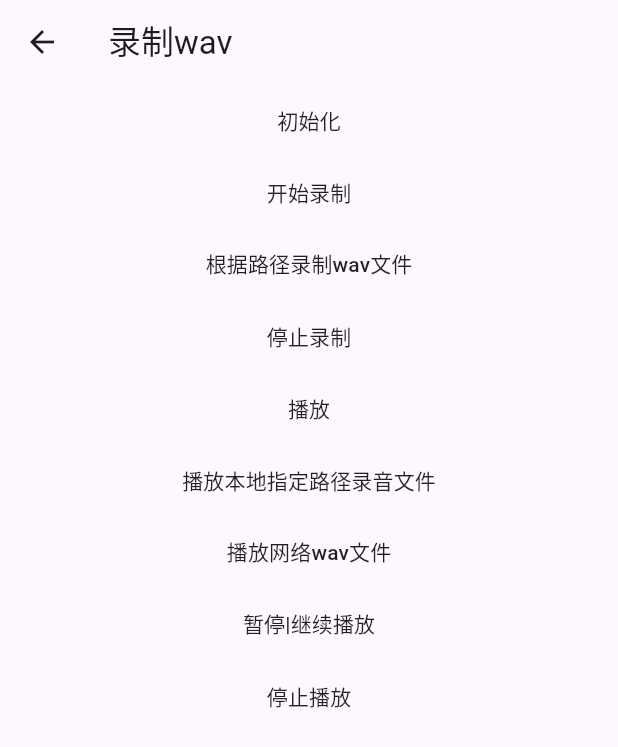
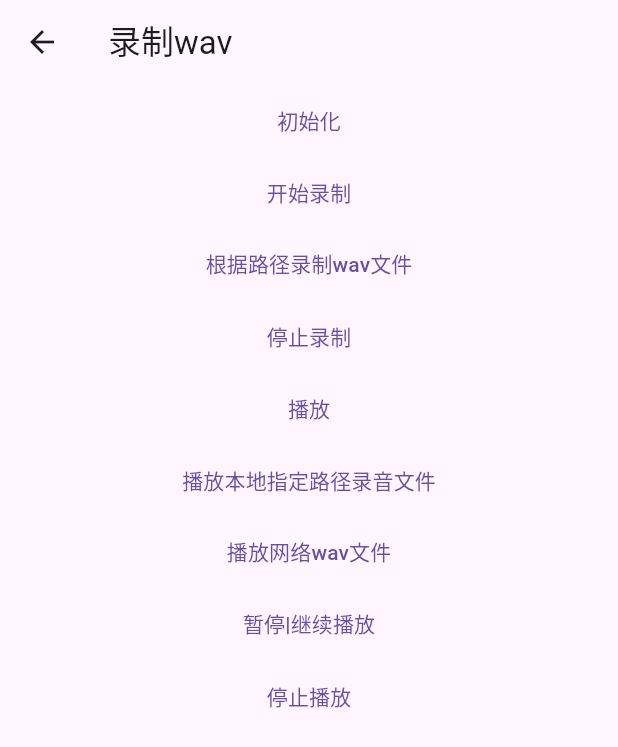
Before and after one commit to vinsonswang/flutter_plugin_record_plus, a Flutter app: the screen it shows after launch, after a tap on "进入语音录制界面", on a phone screen of 412 x 824 dp. Shown: the top 747 px of the screen. Run offline on Flutter 3.47's test engine with Material 3 defaults, Android fonts, the phone set to English and light mode, and no system bars; missing offline and left inert: flustars.

Commit message:
解决编译问题

```diff
--- a/example/lib/main.dart
+++ b/example/lib/main.dart
@@ -14,21 +14,21 @@ class MyApp extends StatelessWidget {
       theme: new ThemeData(
         primarySwatch: Colors.blue,
       ),
-      home: new MyHomePage(title: 'Flutter Demo Home Page'),
+      home: new MyHomePage(title: 'Flutter Demo Home Page', key: UniqueKey()),
       routes: {
         "RecordScreen": (BuildContext context) => new RecordScreen(),
         "RecordMp3Screen": (BuildContext context) => new RecordMp3Screen(),
         "WeChatRecordScreen": (BuildContext context) =>
             new WeChatRecordScreen(),
         "PathProviderScreen": (BuildContext context) =>
-            new PathProviderScreen(),
+            new PathProviderScreen(key: UniqueKey()),
       },
     );
   }
 }
 
 class MyHomePage extends StatefulWidget {
-  MyHomePage({Key key, this.title}) : super(key: key);
+  MyHomePage({required Key key, required this.title}) : super(key: key);
   final String title;
 
   @override
@@ -51,22 +51,22 @@ class _MyHomePageState extends State<MyHomePage> {
         child: new Column(
           mainAxisSize: MainAxisSize.min,
           children: <Widget>[
-            new FlatButton(
+            new TextButton(
                 onPressed: () {
                   Navigator.pushNamed<dynamic>(context, "RecordScreen");
                 },
                 child: new Text("进入语音录制界面")),
-            new FlatButton(
+            new TextButton(
                 onPressed: () {
                   Navigator.pushNamed<dynamic>(context, "RecordMp3Screen");
                 },
                 child: new Text("进入录制mp3模式")),
-            new FlatButton(
+            new TextButton(
                 onPressed: () {
                   Navigator.pushNamed<dynamic>(context, "WeChatRecordScreen");
                 },
                 child: new Text("进入仿微信录制界面")),
-            new FlatButton(
+            new TextButton(
                 onPressed: () {
                   Navigator.pushNamed<dynamic>(context, "PathProviderScreen");
                 },
--- a/example/lib/record_screen.dart
+++ b/example/lib/record_screen.dart
@@ -32,19 +32,19 @@ class _RecordScreenState extends State<RecordScreen> {
     recordPlugin.response.listen((data) {
       if (data.msg == "onStop") {
         ///结束录制时会返回录制文件的地址方便上传服务器
-        print("onStop  文件路径" + data.path);
-        filePath = data.path;
+        print("onStop  文件路径:${data.path}");
+        filePath = data.path ?? '';
         print("onStop  时长 " + data.audioTimeLength.toString());
       } else if (data.msg == "onStart") {
         print("onStart --");
       } else {
-        print("--" + data.msg);
+        print("--${data.msg}");
       }
     });
 
     ///录制过程监听录制的声音的大小 方便做语音动画显示图片的样式
     recordPlugin.responseFromAmplitude.listen((data) {
-      var voiceData = double.parse(data.msg);
+      var voiceData = double.parse(data.msg ?? '');
       print("振幅大小   " + voiceData.toString());
     });
 
@@ -63,43 +63,43 @@ class _RecordScreenState extends State<RecordScreen> {
       body: Center(
         child: Column(
           children: <Widget>[
-            FlatButton(
+            TextButton(
               child: Text("初始化"),
               onPressed: () {
                 _init();
               },
             ),
-            FlatButton(
+            TextButton(
               child: Text("开始录制"),
               onPressed: () {
                 start();
               },
             ),
-            FlatButton(
+            TextButton(
               child: Text("根据路径录制wav文件"),
               onPressed: () {
                 _requestAppDocumentsDirectory();
               },
             ),
-            FlatButton(
+            TextButton(
               child: Text("停止录制"),
               onPressed: () {
                 stop();
               },
             ),
-            FlatButton(
+            TextButton(
               child: Text("播放"),
               onPressed: () {
                 play();
               },
             ),
-            FlatButton(
+            TextButton(
               child: Text("播放本地指定路径录音文件"),
               onPressed: () {
                 playByPath(filePath, "file");
               },
             ),
-            FlatButton(
+            TextButton(
               child: Text("播放网络wav文件"),
               onPressed: () {
                 playByPath(
@@ -107,13 +107,13 @@ class _RecordScreenState extends State<RecordScreen> {
                     "url");
               },
             ),
-            FlatButton(
+            TextButton(
               child: Text("暂停|继续播放"),
               onPressed: () {
                 pause();
               },
             ),
-            FlatButton(
+            TextButton(
               child: Text("停止播放"),
               onPressed: () {
                 stopPlay();
--- a/pubspec.yaml
+++ b/pubspec.yaml
@@ -1,6 +1,6 @@
 name: flutter_plugin_record_plus
 description: The flutter voice recording plug-in,provides the recording animation and the recording successfully returns to the recording file path
-version: 0.0.20
+version: 0.0.21
 #author:  wilson <yxw_android@163.com>
 homepage: https://github.com/yxwandroid/flutter_plugin_record
 #publish_to: none
```
Also changed, not shown: example/lib/path_provider_screen.dart (+22 -22 lines), example/lib/record_mp3_screen.dart (+13 -13 lines), example/lib/wechat_record_screen.dart (+7 -7 lines), example/pubspec.yaml (+4 -4 lines), example/lib/generated/i18n.dart (deleted), 6 other files.
